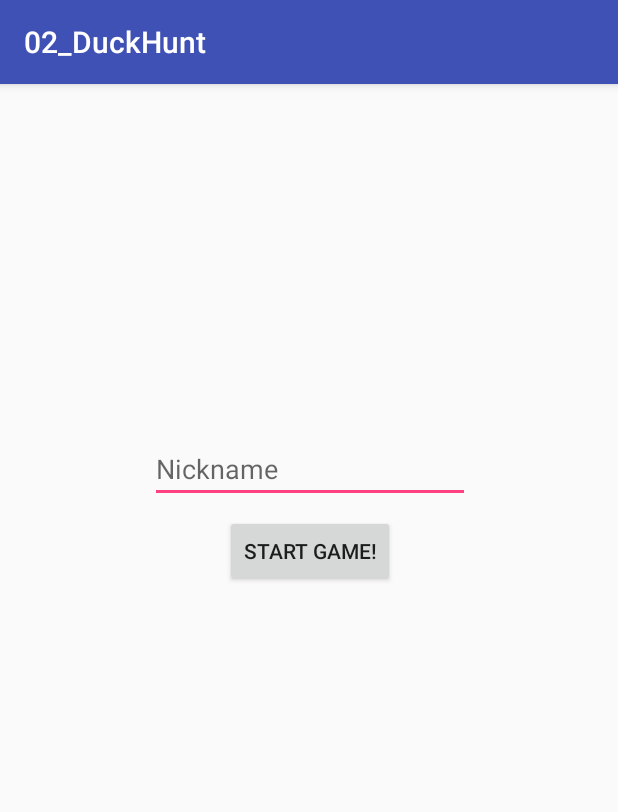
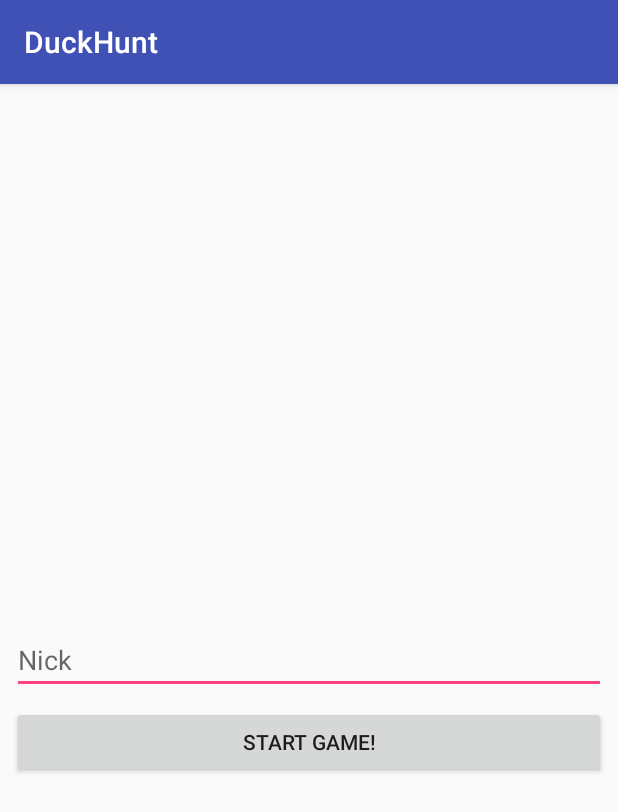
Before and after one commit to camposmiguel/pelhrimov, an Android app: the screen it shows after launch (MainActivity), on a phone screen of 412 x 824 dp. Shown: the top 812 px of the screen. Run offline under Robolectric (Android 15) with nearby library versions, the phone set to English and light mode, and no system bars.

Commit message:
DuckHunt

```diff
--- a/05_Games/02_DuckHunt/app/src/main/AndroidManifest.xml
+++ b/05_Games/02_DuckHunt/app/src/main/AndroidManifest.xml
@@ -1,6 +1,6 @@
 <?xml version="1.0" encoding="utf-8"?>
 <manifest xmlns:android="http://schemas.android.com/apk/res/android"
-    package="com.miguelcr.a02_duckhunt">
+    package="com.salesianostriana.dam.duckhunt">
 
     <application
         android:allowBackup="true"
@@ -16,6 +16,7 @@
                 <category android:name="android.intent.category.LAUNCHER" />
             </intent-filter>
         </activity>
+        <activity android:name=".GameActivity"></activity>
     </application>
 
 </manifest>
--- /dev/null
+++ b/05_Games/02_DuckHunt/app/src/main/java/com/salesianostriana/dam/duckhunt/MainActivity.java
@@ -0,0 +1,27 @@
+package com.salesianostriana.dam.duckhunt;
+
+import android.content.Intent;
+import android.support.v7.app.AppCompatActivity;
+import android.os.Bundle;
+import android.view.View;
+import android.widget.EditText;
+
+public class MainActivity extends AppCompatActivity {
+    EditText nick;
+
+    @Override
+    protected void onCreate(Bundle savedInstanceState) {
+        super.onCreate(savedInstanceState);
+        setContentView(R.layout.activity_main);
+
+        nick = (EditText) findViewById(R.id.editTextNick);
+    }
+
+    public void startGame(View view) {
+        // Open the GameActivity to start the game!!!!!!
+        Intent i = new Intent(this, GameActivity.class);
+        // We send the nick value to the GameActivity
+        i.putExtra("nick",nick.getText().toString());
+        startActivity(i);
+    }
+}
--- a/05_Games/02_DuckHunt/app/src/main/res/layout/activity_main.xml
+++ b/05_Games/02_DuckHunt/app/src/main/res/layout/activity_main.xml
@@ -4,32 +4,35 @@
     xmlns:tools="http://schemas.android.com/tools"
     android:layout_width="match_parent"
     android:layout_height="match_parent"
-    tools:context="com.miguelcr.a02_duckhunt.MainActivity">
+    tools:context="com.salesianostriana.dam.duckhunt.MainActivity">
 
     <EditText
-        android:id="@+id/editText"
-        android:layout_width="wrap_content"
+        android:id="@+id/editTextNick"
+        android:layout_width="match_parent"
         android:layout_height="wrap_content"
+        android:layout_marginBottom="8dp"
         android:layout_marginLeft="8dp"
         android:layout_marginRight="8dp"
-        android:layout_marginTop="234dp"
+        android:layout_marginTop="8dp"
         android:ems="10"
-        android:hint="Nickname"
+        android:hint="Nick"
         android:inputType="textPersonName"
-        app:layout_constraintHorizontal_bias="0.503"
+        app:layout_constraintBottom_toBottomOf="parent"
         app:layout_constraintLeft_toLeftOf="parent"
         app:layout_constraintRight_toRightOf="parent"
-        app:layout_constraintTop_toTopOf="parent" />
+        app:layout_constraintTop_toTopOf="parent"
+        app:layout_constraintHorizontal_bias="0.0" />
 
     <Button
-        android:id="@+id/button"
-        android:layout_width="wrap_content"
+        android:id="@+id/buttonStart"
+        android:layout_width="match_parent"
         android:layout_height="wrap_content"
         android:layout_marginLeft="8dp"
         android:layout_marginRight="8dp"
         android:layout_marginTop="8dp"
-        android:text="Start game!"
-        app:layout_constraintLeft_toLeftOf="@+id/editText"
-        app:layout_constraintRight_toRightOf="@+id/editText"
-        app:layout_constraintTop_toBottomOf="@+id/editText" />
+        android:text="Start Game!"
+        android:onClick="startGame"
+        app:layout_constraintLeft_toLeftOf="@+id/editTextNick"
+        app:layout_constraintRight_toRightOf="@+id/editTextNick"
+        app:layout_constraintTop_toBottomOf="@+id/editTextNick" />
 </android.support.constraint.ConstraintLayout>
--- a/05_Games/02_DuckHunt/app/src/main/res/values/strings.xml
+++ b/05_Games/02_DuckHunt/app/src/main/res/values/strings.xml
@@ -1,3 +1,3 @@
 <resources>
-    <string name="app_name">02_DuckHunt</string>
+    <string name="app_name">DuckHunt</string>
 </resources>
--- a/05_Games/02_DuckHunt/build.gradle
+++ b/05_Games/02_DuckHunt/build.gradle
@@ -5,7 +5,7 @@ buildscript {
         jcenter()
     }
     dependencies {
-        classpath 'com.android.tools.build:gradle:2.3.0'
+        classpath 'com.android.tools.build:gradle:2.3.1'
 
         // NOTE: Do not place your application dependencies here; they belong
         // in the individual module build.gradle files
```
Also changed, not shown: 05_Games/02_DuckHunt/app/build.gradle (+4 -4 lines), 05_Games/02_DuckHunt/app/src/main/java/com/miguelcr/a02_duckhunt/MainActivity.java (deleted, +0 -13 lines), 05_Games/02_DuckHunt/app/src/main/java/com/salesianostriana/dam/duckhunt/GameActivity.java (added, +53 -0 lines), 05_Games/02_DuckHunt/app/src/main/res/layout/activity_game.xml (added, +30 -0 lines), 05_Games/02_DuckHunt/app/src/main/res/drawable/duck.png (added), 05_Games/02_DuckHunt/gradle/wrapper/gradle-wrapper.properties, 5 other files.
